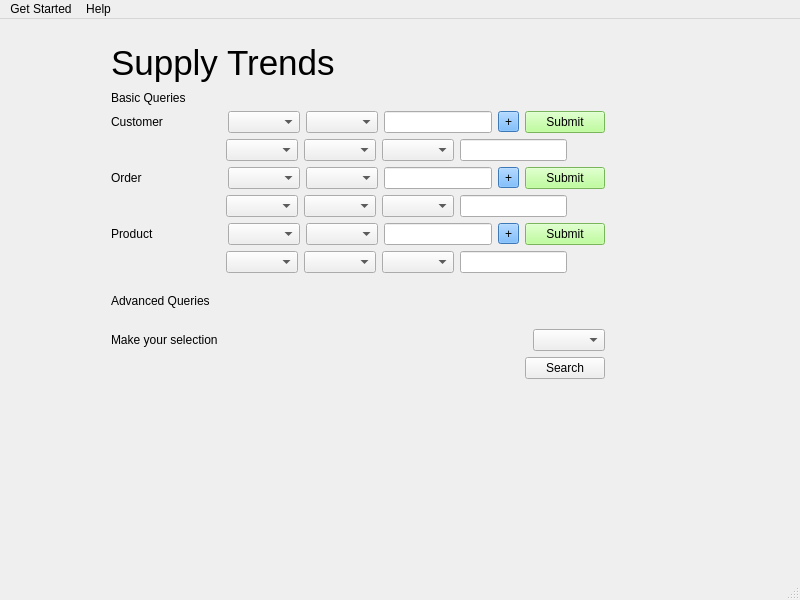
This is mainPage_New.ui in Leoyang158/SupplyChain_CSCE310 as Qt 5 draws it before an edit. The edited form follows.
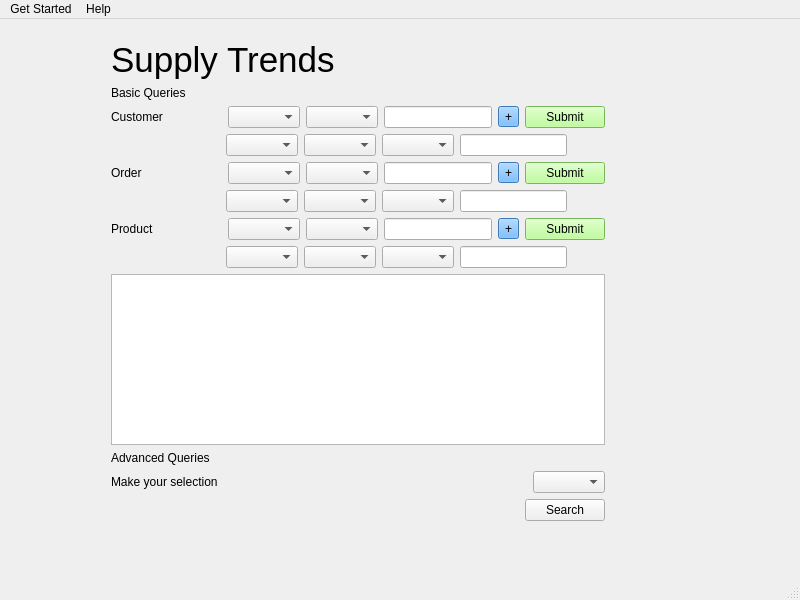
This is the edited form.

```diff
--- a/mainPage_New.ui
+++ b/mainPage_New.ui
@@ -20,7 +20,7 @@
       <x>111</x>
       <y>21</y>
       <width>494</width>
-      <height>339</height>
+      <height>481</height>
      </rect>
     </property>
     <layout class="QGridLayout" name="gridLayout_2">
@@ -419,6 +419,9 @@
          </item>
         </layout>
        </item>
+       <item row="7" column="0">
+        <widget class="QTableView" name="uiBasicTable"/>
+       </item>
       </layout>
      </item>
      <item row="2" column="0">
```
Left out of the diff: 138 changed lines with no effect on the pictures.
